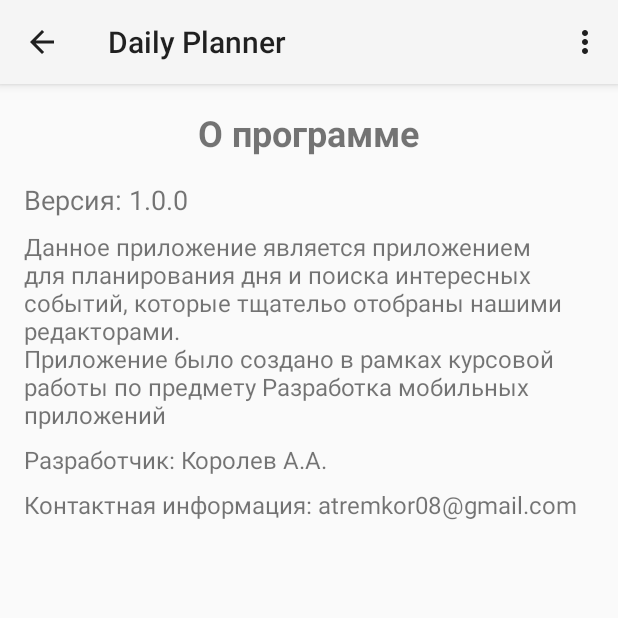
After one commit to Ryryr0/Daily_planner, an Android app: the AboutProgramFragment screen opened directly, with no data from a screen before it, on a phone screen of 412 x 824 dp, the top half of it. The commit adds this screen. Run offline under Robolectric (Android 15) with nearby library versions, the light colour scheme and no system bars.

Commit message:
Adding information about program

```diff
--- a/app/src/main/AndroidManifest.xml
+++ b/app/src/main/AndroidManifest.xml
@@ -14,7 +14,8 @@
         tools:targetApi="31">
         <activity
             android:name=".activities.InformationActivity"
-            android:exported="false" />
+            android:exported="false"
+            android:theme="@style/Theme.AppCompat.Light"/>
         <activity
             android:name=".activities.MainActivity"
             android:exported="false" />
--- a/app/src/main/java/com/example/dailyplanner/activities/InformationActivity.java
+++ b/app/src/main/java/com/example/dailyplanner/activities/InformationActivity.java
@@ -1,26 +1,78 @@
 package com.example.dailyplanner.activities;
 
+import android.content.Intent;
 import android.os.Bundle;
+import android.view.Menu;
+import android.view.MenuInflater;
+import android.view.MenuItem;
 
-import androidx.activity.EdgeToEdge;
 import androidx.appcompat.app.AppCompatActivity;
-import androidx.core.graphics.Insets;
-import androidx.core.view.ViewCompat;
-import androidx.core.view.WindowInsetsCompat;
+import androidx.fragment.app.Fragment;
+import androidx.fragment.app.FragmentTransaction;
 
 import com.example.dailyplanner.R;
+import com.example.dailyplanner.databinding.ActivityInformationBinding;
+import com.example.dailyplanner.informationPages.AboutAuthorFragment;
+import com.example.dailyplanner.informationPages.AboutProgramFragment;
+import com.example.dailyplanner.informationPages.UserInstructionFragment;
 
 public class InformationActivity extends AppCompatActivity {
+
+    private ActivityInformationBinding binding;
+    private AboutProgramFragment aboutProgramFragment;
+    private AboutAuthorFragment aboutAuthorFragment;
+    private UserInstructionFragment userInstructionFragment;
+    private final int CONTAINER_VIEW_ID = 123123123;
 
     @Override
     protected void onCreate(Bundle savedInstanceState) {
         super.onCreate(savedInstanceState);
-        EdgeToEdge.enable(this);
-        setContentView(R.layout.activity_information);
-        ViewCompat.setOnApplyWindowInsetsListener(findViewById(R.id.main), (v, insets) -> {
-            Insets systemBars = insets.getInsets(WindowInsetsCompat.Type.systemBars());
-            v.setPadding(systemBars.left, systemBars.top, systemBars.right, systemBars.bottom);
-            return insets;
-        });
+        binding = ActivityInformationBinding.inflate(getLayoutInflater());
+        setContentView(binding.getRoot());
+
+        binding.fragmentContainer.setId(CONTAINER_VIEW_ID);
+        aboutAuthorFragment = new AboutAuthorFragment();
+        aboutProgramFragment = new AboutProgramFragment();
+        userInstructionFragment = new UserInstructionFragment();
+
+        FragmentTransaction fTrans;
+        fTrans = getSupportFragmentManager().beginTransaction();
+        fTrans.replace(CONTAINER_VIEW_ID, aboutProgramFragment);
+        fTrans.addToBackStack(null);
+        fTrans.commit();
+
+        getSupportActionBar().setDisplayHomeAsUpEnabled(true);
+    }
+
+    @Override
+    public boolean onCreateOptionsMenu(Menu menu) {
+        MenuInflater inflater = getMenuInflater();
+        inflater.inflate(R.menu.navigation_menu_for_info, menu);
+        return true;
+    }
+
+    @Override
+    public boolean onOptionsItemSelected(MenuItem item) {
+        Fragment selectedFragment = null;
+
+        if (item.getItemId() == R.id.navigation_about_author) {
+            selectedFragment = aboutAuthorFragment;
+        } else if (item.getItemId() == R.id.navigation_about_program) {
+            selectedFragment = aboutProgramFragment;
+        } else if (item.getItemId() == R.id.navigation_instruction) {
+            selectedFragment = userInstructionFragment;
+        } else if (item.getItemId() == android.R.id.home) {
+            Intent intent = new Intent(this, MainActivity.class);
+            startActivity(intent);
+        }
+
+        // Заменяем текущий фрагмент на выбранный;
+        FragmentTransaction fTrans;
+        fTrans = getSupportFragmentManager().beginTransaction();
+        fTrans.replace(CONTAINER_VIEW_ID, selectedFragment);
+        fTrans.addToBackStack(null);
+        fTrans.commit();
+
+        return true;
     }
 }
--- /dev/null
+++ b/app/src/main/java/com/example/dailyplanner/informationPages/AboutAuthorFragment.java
@@ -0,0 +1,65 @@
+package com.example.dailyplanner.informationPages;
+
+import android.os.Bundle;
+import android.view.LayoutInflater;
+import android.view.View;
+import android.view.ViewGroup;
+
+import androidx.fragment.app.Fragment;
+
+import com.example.dailyplanner.R;
+
+/**
+ * A simple {@link Fragment} subclass.
+ * Use the {@link AboutAuthorFragment#newInstance} factory method to
+ * create an instance of this fragment.
+ */
+public class AboutAuthorFragment extends Fragment {
+
+    // TODO: Rename parameter arguments, choose names that match
+    // the fragment initialization parameters, e.g. ARG_ITEM_NUMBER
+    private static final String ARG_PARAM1 = "param1";
+    private static final String ARG_PARAM2 = "param2";
+
+    // TODO: Rename and change types of parameters
+    private String mParam1;
+    private String mParam2;
+
+    public AboutAuthorFragment() {
+        // Required empty public constructor
+    }
+
+    /**
+     * Use this factory method to create a new instance of
+     * this fragment using the provided parameters.
+     *
+     * @param param1 Parameter 1.
+     * @param param2 Parameter 2.
+     * @return A new instance of fragment AboutAuthorFragment.
+     */
+    // TODO: Rename and change types and number of parameters
+    public static AboutAuthorFragment newInstance(String param1, String param2) {
+        AboutAuthorFragment fragment = new AboutAuthorFragment();
+        Bundle args = new Bundle();
+        args.putString(ARG_PARAM1, param1);
+        args.putString(ARG_PARAM2, param2);
+        fragment.setArguments(args);
+        return fragment;
+    }
+
+    @Override
+    public void onCreate(Bundle savedInstanceState) {
+        super.onCreate(savedInstanceState);
+        if (getArguments() != null) {
+            mParam1 = getArguments().getString(ARG_PARAM1);
+            mParam2 = getArguments().getString(ARG_PARAM2);
+        }
+    }
+
+    @Override
+    public View onCreateView(LayoutInflater inflater, ViewGroup container,
+                             Bundle savedInstanceState) {
+        // Inflate the layout for this fragment
+        return inflater.inflate(R.layout.fragment_about_author, container, false);
+    }
+}
--- /dev/null
+++ b/app/src/main/java/com/example/dailyplanner/informationPages/AboutProgramFragment.java
@@ -0,0 +1,65 @@
+package com.example.dailyplanner.informationPages;
+
+import android.os.Bundle;
+import android.view.LayoutInflater;
+import android.view.View;
+import android.view.ViewGroup;
+
+import androidx.fragment.app.Fragment;
+
+import com.example.dailyplanner.R;
+
+/**
+ * A simple {@link Fragment} subclass.
+ * Use the {@link AboutProgramFragment#newInstance} factory method to
+ * create an instance of this fragment.
+ */
+public class AboutProgramFragment extends Fragment {
+
+    // TODO: Rename parameter arguments, choose names that match
+    // the fragment initialization parameters, e.g. ARG_ITEM_NUMBER
+    private static final String ARG_PARAM1 = "param1";
+    private static final String ARG_PARAM2 = "param2";
+
+    // TODO: Rename and change types of parameters
+    private String mParam1;
+    private String mParam2;
+
+    public AboutProgramFragment() {
+        // Required empty public constructor
+    }
+
+    /**
+     * Use this factory method to create a new instance of
+     * this fragment using the provided parameters.
+     *
+     * @param param1 Parameter 1.
+     * @param param2 Parameter 2.
+     * @return A new instance of fragment AboutProgramFragment.
+     */
+    // TODO: Rename and change types and number of parameters
+    public static AboutProgramFragment newInstance(String param1, String param2) {
+        AboutProgramFragment fragment = new AboutProgramFragment();
+        Bundle args = new Bundle();
+        args.putString(ARG_PARAM1, param1);
+        args.putString(ARG_PARAM2, param2);
+        fragment.setArguments(args);
+        return fragment;
+    }
+
+    @Override
+    public void onCreate(Bundle savedInstanceState) {
+        super.onCreate(savedInstanceState);
+        if (getArguments() != null) {
+            mParam1 = getArguments().getString(ARG_PARAM1);
+            mParam2 = getArguments().getString(ARG_PARAM2);
+        }
+    }
+
+    @Override
+    public View onCreateView(LayoutInflater inflater, ViewGroup container,
+                             Bundle savedInstanceState) {
+        // Inflate the layout for this fragment
+        return inflater.inflate(R.layout.fragment_about_program, container, false);
+    }
+}
--- /dev/null
+++ b/app/src/main/java/com/example/dailyplanner/informationPages/UserInstructionFragment.java
@@ -0,0 +1,65 @@
+package com.example.dailyplanner.informationPages;
+
+import android.os.Bundle;
+import android.view.LayoutInflater;
+import android.view.View;
+import android.view.ViewGroup;
+
+import androidx.fragment.app.Fragment;
+
+import com.example.dailyplanner.R;
+
+/**
+ * A simple {@link Fragment} subclass.
+ * Use the {@link UserInstructionFragment#newInstance} factory method to
+ * create an instance of this fragment.
+ */
+public class UserInstructionFragment extends Fragment {
+
+    // TODO: Rename parameter arguments, choose names that match
+    // the fragment initialization parameters, e.g. ARG_ITEM_NUMBER
+    private static final String ARG_PARAM1 = "param1";
+    private static final String ARG_PARAM2 = "param2";
+
+    // TODO: Rename and change types of parameters
+    private String mParam1;
+    private String mParam2;
+
+    public UserInstructionFragment() {
+        // Required empty public constructor
+    }
+
+    /**
+     * Use this factory method to create a new instance of
+     * this fragment using the provided parameters.
+     *
+     * @param param1 Parameter 1.
+     * @param param2 Parameter 2.
+     * @return A new instance of fragment UserInstructionFragment.
+     */
+    // TODO: Rename and change types and number of parameters
+    public static UserInstructionFragment newInstance(String param1, String param2) {
+        UserInstructionFragment fragment = new UserInstructionFragment();
+        Bundle args = new Bundle();
+        args.putString(ARG_PARAM1, param1);
+        args.putString(ARG_PARAM2, param2);
+        fragment.setArguments(args);
+        return fragment;
+    }
+
+    @Override
+    public void onCreate(Bundle savedInstanceState) {
+        super.onCreate(savedInstanceState);
+        if (getArguments() != null) {
+            mParam1 = getArguments().getString(ARG_PARAM1);
+            mParam2 = getArguments().getString(ARG_PARAM2);
+        }
+    }
+
+    @Override
+    public View onCreateView(LayoutInflater inflater, ViewGroup container,
+                             Bundle savedInstanceState) {
+        // Inflate the layout for this fragment
+        return inflater.inflate(R.layout.fragment_user_instruction, container, false);
+    }
+}
--- a/app/src/main/res/layout/activity_information.xml
+++ b/app/src/main/res/layout/activity_information.xml
@@ -1,10 +1,12 @@
 <?xml version="1.0" encoding="utf-8"?>
-<androidx.constraintlayout.widget.ConstraintLayout xmlns:android="http://schemas.android.com/apk/res/android"
+<RelativeLayout xmlns:android="http://schemas.android.com/apk/res/android"
     xmlns:app="http://schemas.android.com/apk/res-auto"
-    xmlns:tools="http://schemas.android.com/tools"
-    android:id="@+id/main"
     android:layout_width="match_parent"
-    android:layout_height="match_parent"
-    tools:context=".activities.InformationActivity">
+    android:layout_height="match_parent">
 
-</androidx.constraintlayout.widget.ConstraintLayout>
+    <!-- Фрагмент контейнер для замены содержимого при переключении вкладок -->
+    <FrameLayout
+        android:id="@+id/fragment_container"
+        android:layout_width="match_parent"
+        android:layout_height="match_parent" />
+</RelativeLayout>
--- /dev/null
+++ b/app/src/main/res/layout/fragment_about_program.xml
@@ -0,0 +1,50 @@
+<?xml version="1.0" encoding="utf-8"?>
+<LinearLayout xmlns:android="http://schemas.android.com/apk/res/android"
+    android:orientation="vertical"
+    android:layout_width="match_parent"
+    android:layout_height="match_parent"
+    android:padding="16dp">
+
+    <TextView
+        android:id="@+id/about_title"
+        android:layout_width="wrap_content"
+        android:layout_height="wrap_content"
+        android:text="О программе"
+        android:textSize="24sp"
+        android:textStyle="bold"
+        android:layout_gravity="center"
+        android:paddingBottom="16dp" />
+
+    <TextView
+        android:id="@+id/about_version"
+        android:layout_width="wrap_content"
+        android:layout_height="wrap_content"
+        android:text="Версия: 1.0.0"
+        android:textSize="18sp"
+        android:paddingBottom="8dp" />
+
+    <TextView
+        android:id="@+id/about_description"
+        android:layout_width="wrap_content"
+        android:layout_height="wrap_content"
+        android:text="@string/about_program"
+        android:textSize="16sp"
+        android:paddingBottom="8dp" />
+
+    <TextView
+        android:id="@+id/about_developer"
+        android:layout_width="wrap_content"
+        android:layout_height="wrap_content"
+        android:text="Разработчик: Королев А.А."
+        android:textSize="16sp"
+        android:paddingBottom="8dp" />
+
+    <TextView
+        android:id="@+id/about_contact"
+        android:layout_width="wrap_content"
+        android:layout_height="wrap_content"
+        android:text="Контактная информация: atremkor08@gmail.com"
+        android:textSize="16sp"
+        android:paddingBottom="8dp" />
+
+</LinearLayout>
--- /dev/null
+++ b/app/src/main/res/menu/navigation_menu_for_info.xml
@@ -0,0 +1,11 @@
+<menu xmlns:android="http://schemas.android.com/apk/res/android">
+    <item
+        android:id="@+id/navigation_about_program"
+        android:title="О программе" />
+    <item
+        android:id="@+id/navigation_instruction"
+        android:title="Инструкция" />
+    <item
+        android:id="@+id/navigation_about_author"
+        android:title="Об авторе" />
+</menu>
--- a/app/src/main/res/values/strings.xml
+++ b/app/src/main/res/values/strings.xml
@@ -14,4 +14,12 @@
     <string name="email">E-mail адрес</string>
     <string name="avatar_description">Фото пользователя</string>
     <string name="save_data">Сохранить измененные данные</string>
+    <string name="about_program">Данное приложение является приложением для планирования дня и поиска интересных событий, которые тщательо отобраны нашими редакторами.
+        \nПриложение было создано в рамках курсовой работы по предмету "Разработка мобильных приложений"</string>
+    <string name="instruction">Чтобы добавить новую задачу необходима:\n
+        1. Перейти на страницу "Список задач" и нажать на кнопку "Добавить задачу";\n
+        2. В открывщемся редакторе задач ввести необходимую информацию о задаче;\n
+        3. Нажать на кнопку "Создать задачу".\nПосле чего задача будет создана.\n\nЧтобы добавить событие из списка событий необходимо:\n
+        1. Перейти на страницу "События";\n
+        2. Выбрать событие, которое хотите добавить и нажать на кнопку "Добавить событие".\nПосле чего событие будет добавленно в ваш список задач.</string>
 </resources>
```
Also changed, not shown: app/src/main/java/com/example/dailyplanner/mainpages/profile/ProfileFragment.java (+21 -0 lines), app/src/main/res/layout/fragment_about_author.xml (added, +60 -0 lines), app/src/main/res/layout/fragment_user_instruction.xml (added, +31 -0 lines), app/src/main/res/drawable/my_ava.jpg (added).
